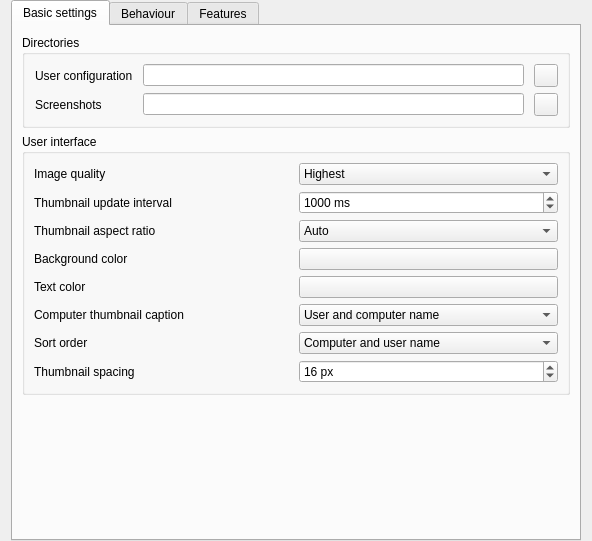
Above: configurator/src/MasterConfigurationPage.ui from veyon/veyon before the change. Below: the same form after it.
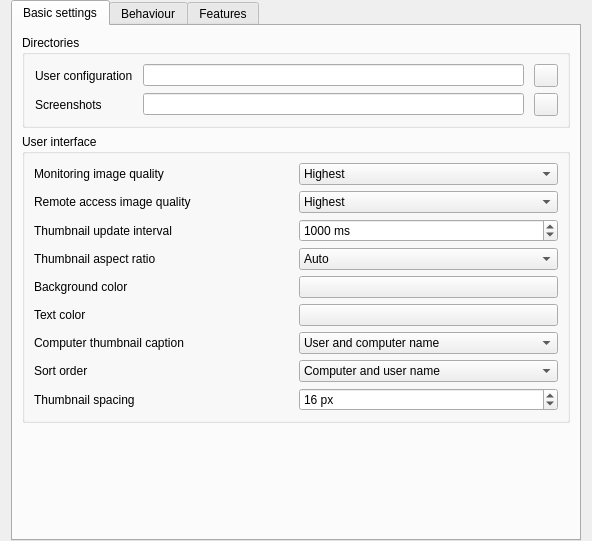
That is the form after the change. Icons and pictures are not drawn.

Commit message: VeyonConfigurationProperties: add remoteAccessImageQuality property

What changed in the file:
```diff
--- a/configurator/src/MasterConfigurationPage.ui
+++ b/configurator/src/MasterConfigurationPage.ui
@@ -76,76 +76,14 @@
           <string>User interface</string>
          </property>
          <layout class="QGridLayout" name="gridLayout_2">
-          <item row="7" column="0">
-           <widget class="QLabel" name="label_11">
-            <property name="text">
-             <string>Thumbnail spacing</string>
-            </property>
-           </widget>
-          </item>
-          <item row="5" column="1">
-           <widget class="QComboBox" name="computerDisplayRoleContent">
-            <item>
-             <property name="text">
-              <string>User and computer name</string>
-             </property>
-            </item>
-            <item>
-             <property name="text">
-              <string>Only user name</string>
-             </property>
-            </item>
-            <item>
-             <property name="text">
-              <string>Only computer name</string>
-             </property>
-            </item>
-           </widget>
-          </item>
-          <item row="0" column="0">
-           <widget class="QLabel" name="label_13">
-            <property name="text">
-             <string>Image quality</string>
-            </property>
-           </widget>
-          </item>
-          <item row="1" column="0">
-           <widget class="QLabel" name="label_7">
-            <property name="text">
-             <string>Thumbnail update interval</string>
-            </property>
-           </widget>
-          </item>
-          <item row="7" column="1">
-           <widget class="QSpinBox" name="computerMonitoringThumbnailSpacing">
-            <property name="suffix">
-             <string> px</string>
-            </property>
-            <property name="prefix">
-             <string/>
-            </property>
-            <property name="minimum">
-             <number>2</number>
-            </property>
-            <property name="maximum">
-             <number>50</number>
-            </property>
-            <property name="value">
-             <number>16</number>
-            </property>
-           </widget>
-          </item>
-          <item row="4" column="0">
+          <item row="5" column="0">
            <widget class="QLabel" name="label_9">
             <property name="text">
              <string>Text color</string>
             </property>
            </widget>
           </item>
-          <item row="4" column="1">
-           <widget class="QPushButton" name="computerMonitoringTextColor"/>
-          </item>
-          <item row="1" column="1">
+          <item row="2" column="1">
            <widget class="QSpinBox" name="computerMonitoringUpdateInterval">
             <property name="suffix">
              <string> ms</string>
@@ -164,72 +102,40 @@
             </property>
            </widget>
           </item>
-          <item row="6" column="1">
-           <widget class="QComboBox" name="computerMonitoringSortOrder">
-            <item>
-             <property name="text">
-              <string>Computer and user name</string>
-             </property>
-            </item>
-            <item>
-             <property name="text">
-              <string>Only user name</string>
-             </property>
-            </item>
-            <item>
-             <property name="text">
-              <string>Only computer name</string>
-             </property>
-            </item>
-           </widget>
-          </item>
-          <item row="3" column="1">
-           <widget class="QPushButton" name="computerMonitoringBackgroundColor"/>
-          </item>
-          <item row="2" column="0">
-           <widget class="QLabel" name="label_12">
-            <property name="text">
-             <string>Thumbnail aspect ratio</string>
-            </property>
-           </widget>
-          </item>
-          <item row="3" column="0">
+          <item row="4" column="0">
            <widget class="QLabel" name="label_6">
             <property name="text">
              <string>Background color</string>
             </property>
            </widget>
           </item>
-          <item row="0" column="1">
-           <widget class="QComboBox" name="computerMonitoringImageQuality">
-            <item>
-             <property name="text">
-              <string>Highest</string>
-             </property>
-            </item>
-            <item>
-             <property name="text">
-              <string>High</string>
-             </property>
-            </item>
-            <item>
-             <property name="text">
-              <string>Medium</string>
-             </property>
-            </item>
-            <item>
-             <property name="text">
-              <string>Low</string>
-             </property>
-            </item>
-            <item>
-             <property name="text">
-              <string>Lowest</string>
-             </property>
-            </item>
+          <item row="8" column="0">
+           <widget class="QLabel" name="label_11">
+            <property name="text">
+             <string>Thumbnail spacing</string>
+            </property>
            </widget>
           </item>
-          <item row="2" column="1">
+          <item row="8" column="1">
+           <widget class="QSpinBox" name="computerMonitoringThumbnailSpacing">
+            <property name="suffix">
+             <string> px</string>
+            </property>
+            <property name="prefix">
+             <string/>
+            </property>
+            <property name="minimum">
+             <number>2</number>
+            </property>
+            <property name="maximum">
+             <number>50</number>
+            </property>
+            <property name="value">
+             <number>16</number>
+            </property>
+           </widget>
+          </item>
+          <item row="3" column="1">
            <widget class="QComboBox" name="computerMonitoringAspectRatio">
             <item>
              <property name="text">
@@ -258,20 +164,150 @@
             </item>
            </widget>
           </item>
-          <item row="5" column="0">
+          <item row="6" column="0">
            <widget class="QLabel" name="label_8">
             <property name="text">
              <string>Computer thumbnail caption</string>
             </property>
            </widget>
           </item>
-          <item row="6" column="0">
+          <item row="7" column="1">
+           <widget class="QComboBox" name="computerMonitoringSortOrder">
+            <item>
+             <property name="text">
+              <string>Computer and user name</string>
+             </property>
+            </item>
+            <item>
+             <property name="text">
+              <string>Only user name</string>
+             </property>
+            </item>
+            <item>
+             <property name="text">
+              <string>Only computer name</string>
+             </property>
+            </item>
+           </widget>
+          </item>
+          <item row="4" column="1">
+           <widget class="QPushButton" name="computerMonitoringBackgroundColor"/>
+          </item>
+          <item row="5" column="1">
+           <widget class="QPushButton" name="computerMonitoringTextColor"/>
+          </item>
+          <item row="6" column="1">
+           <widget class="QComboBox" name="computerDisplayRoleContent">
+            <item>
+             <property name="text">
+              <string>User and computer name</string>
+             </property>
+            </item>
+            <item>
+             <property name="text">
+              <string>Only user name</string>
+             </property>
+            </item>
+            <item>
+             <property name="text">
+              <string>Only computer name</string>
+             </property>
+            </item>
+           </widget>
+          </item>
+          <item row="2" column="0">
+           <widget class="QLabel" name="label_7">
+            <property name="text">
+             <string>Thumbnail update interval</string>
+            </property>
+           </widget>
+          </item>
+          <item row="7" column="0">
            <widget class="QLabel" name="label_10">
             <property name="text">
              <string>Sort order</string>
             </property>
            </widget>
           </item>
+          <item row="3" column="0">
+           <widget class="QLabel" name="label_12">
+            <property name="text">
+             <string>Thumbnail aspect ratio</string>
+            </property>
+           </widget>
+          </item>
+          <item row="0" column="1">
+           <widget class="QComboBox" name="computerMonitoringImageQuality">
+            <item>
+             <property name="text">
+              <string>Highest</string>
+             </property>
+            </item>
+            <item>
+             <property name="text">
+              <string>High</string>
+             </property>
+            </item>
+            <item>
+             <property name="text">
+              <string>Medium</string>
+             </property>
+            </item>
+            <item>
+             <property name="text">
+              <string>Low</string>
+             </property>
+            </item>
+            <item>
+             <property name="text">
+              <string>Lowest</string>
+             </property>
+            </item>
+           </widget>
+          </item>
+          <item row="0" column="0">
+           <widget class="QLabel" name="label_13">
+            <property name="text">
+             <string>Monitoring image quality</string>
+            </property>
+           </widget>
+          </item>
+          <item row="1" column="0">
+           <widget class="QLabel" name="label_14">
+            <property name="text">
+             <string>Remote access image quality</string>
+            </property>
+           </widget>
+          </item>
+          <item row="1" column="1">
+           <widget class="QComboBox" name="remoteAccessImageQuality">
+            <item>
+             <property name="text">
+              <string>Highest</string>
+             </property>
+            </item>
+            <item>
+             <property name="text">
+              <string>High</string>
+             </property>
+            </item>
+            <item>
+             <property name="text">
+              <string>Medium</string>
+             </property>
+            </item>
+            <item>
+             <property name="text">
+              <string>Low</string>
+             </property>
+            </item>
+            <item>
+             <property name="text">
+              <string>Lowest</string>
+             </property>
+            </item>
+           </widget>
+          </item>
          </layout>
         </widget>
        </item>
```
Left out of the diff: 1 changed line with no effect on the pictures. The commit also changes 1 other file.
